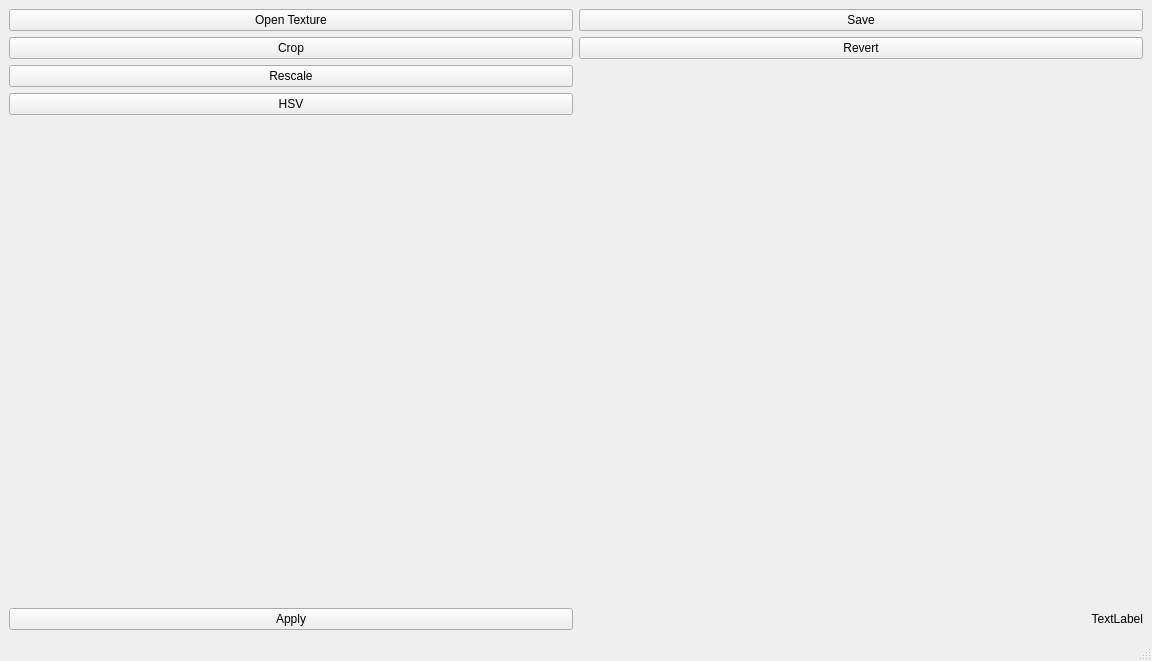
First picture: the form in mainwindow.ui, repository Uumutunal/Qt_Image_Editor, before the edit.
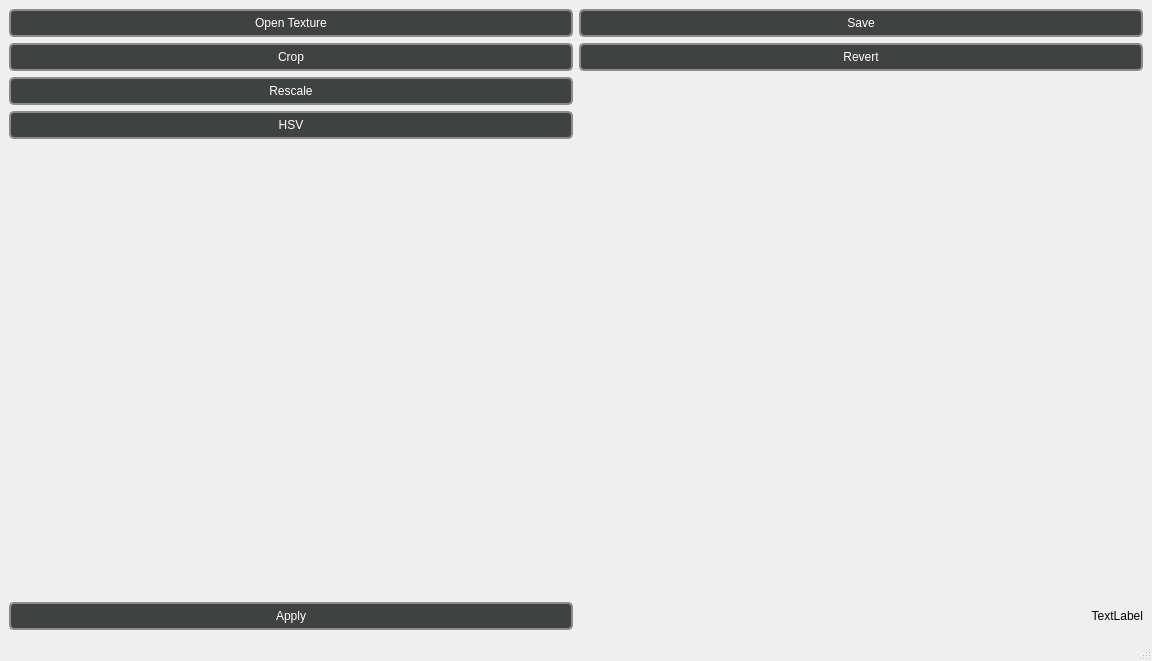
Second picture: the form after the edit.

Commit message: UI colors adjusted

```diff
--- a/mainwindow.ui
+++ b/mainwindow.ui
@@ -13,6 +13,25 @@
   <property name="windowTitle">
    <string>MainWindow</string>
   </property>
+  <property name="styleSheet">
+   <string notr="true">background-color: #292928;
+
+QPushButton {
+    border-radius: 10px; /* Adjust radius as needed */
+    background-color: #B0B0B0; /* Light gray */
+    color: white;
+    padding: 5px 10px;
+    border: 2px solid #8C8C8C; /* Darker gray border */
+}
+
+QPushButton:hover {
+    background-color: #A0A0A0; /* Slightly darker gray on hover */
+}
+
+QPushButton:pressed {
+    background-color: #909090; /* Even darker gray when pressed */
+}</string>
+  </property>
   <widget class="QWidget" name="centralwidget">
    <layout class="QHBoxLayout" name="horizontalLayout">
     <item>
@@ -22,6 +41,23 @@
      <layout class="QGridLayout" name="gridLayout">
       <item row="2" column="0">
        <widget class="QPushButton" name="pushButton_rescale">
+        <property name="styleSheet">
+         <string notr="true">QPushButton {
+    border-radius: 5px; /* Adjust radius as needed */
+    background-color: #404141; /* Light gray */
+    color: white;
+    padding: 5px 10px;
+    border: 2px solid #8C8C8C; /* Darker gray border */
+}
+
+QPushButton:hover {
+    background-color: #A0A0A0; /* Slightly darker gray on hover */
+}
+
+QPushButton:pressed {
+    background-color: #909090; /* Even darker gray when pressed */
+}</string>
+        </property>
         <property name="text">
          <string>Rescale</string>
         </property>
@@ -55,6 +91,23 @@
       </item>
       <item row="0" column="1">
        <widget class="QPushButton" name="pushButton_save">
+        <property name="styleSheet">
+         <string notr="true">QPushButton {
+    border-radius: 5px; /* Adjust radius as needed */
+    background-color: #404141; /* Light gray */
+    color: white;
+    padding: 5px 10px;
+    border: 2px solid #8C8C8C; /* Darker gray border */
+}
+
+QPushButton:hover {
+    background-color: #A0A0A0; /* Slightly darker gray on hover */
+}
+
+QPushButton:pressed {
+    background-color: #909090; /* Even darker gray when pressed */
+}</string>
+        </property>
         <property name="text">
          <string>Save</string>
         </property>
@@ -65,6 +118,23 @@
       </item>
       <item row="0" column="0">
        <widget class="QPushButton" name="pushButton">
+        <property name="styleSheet">
+         <string notr="true">QPushButton {
+    border-radius: 5px; /* Adjust radius as needed */
+    background-color: #404141; /* Light gray */
+    color: white;
+    padding: 5px 10px;
+    border: 2px solid #8C8C8C; /* Darker gray border */
+}
+
+QPushButton:hover {
+    background-color: #A0A0A0; /* Slightly darker gray on hover */
+}
+
+QPushButton:pressed {
+    background-color: #909090; /* Even darker gray when pressed */
+}</string>
+        </property>
         <property name="text">
          <string>Open Texture</string>
         </property>
@@ -75,6 +145,23 @@
       </item>
       <item row="1" column="0">
        <widget class="QPushButton" name="pushButton_crop">
+        <property name="styleSheet">
+         <string notr="true">QPushButton {
+    border-radius: 5px; /* Adjust radius as needed */
+    background-color: #404141; /* Light gray */
+    color: white;
+    padding: 5px 10px;
+    border: 2px solid #8C8C8C; /* Darker gray border */
+}
+
+QPushButton:hover {
+    background-color: #A0A0A0; /* Slightly darker gray on hover */
+}
+
+QPushButton:pressed {
+    background-color: #909090; /* Even darker gray when pressed */
+}</string>
+        </property>
         <property name="text">
          <string>Crop</string>
         </property>
@@ -82,6 +169,23 @@
       </item>
       <item row="5" column="0">
        <widget class="QPushButton" name="pushButton_apply">
+        <property name="styleSheet">
+         <string notr="true">QPushButton {
+    border-radius: 5px; /* Adjust radius as needed */
+    background-color: #404141; /* Light gray */
+    color: white;
+    padding: 5px 10px;
+    border: 2px solid #8C8C8C; /* Darker gray border */
+}
+
+QPushButton:hover {
+    background-color: #A0A0A0; /* Slightly darker gray on hover */
+}
+
+QPushButton:pressed {
+    background-color: #909090; /* Even darker gray when pressed */
+}</string>
+        </property>
         <property name="text">
          <string>Apply</string>
         </property>
@@ -99,6 +203,23 @@
       </item>
       <item row="1" column="1">
        <widget class="QPushButton" name="pushButton_revert">
+        <property name="styleSheet">
+         <string notr="true">QPushButton {
+    border-radius: 5px; /* Adjust radius as needed */
+    background-color: #404141; /* Light gray */
+    color: white;
+    padding: 5px 10px;
+    border: 2px solid #8C8C8C; /* Darker gray border */
+}
+
+QPushButton:hover {
+    background-color: #A0A0A0; /* Slightly darker gray on hover */
+}
+
+QPushButton:pressed {
+    background-color: #909090; /* Even darker gray when pressed */
+}</string>
+        </property>
         <property name="text">
          <string>Revert</string>
         </property>
@@ -106,6 +227,23 @@
       </item>
       <item row="3" column="0">
        <widget class="QPushButton" name="pushButton_HSV">
+        <property name="styleSheet">
+         <string notr="true">QPushButton {
+    border-radius: 5px; /* Adjust radius as needed */
+    background-color: #404141; /* Light gray */
+    color: white;
+    padding: 5px 10px;
+    border: 2px solid #8C8C8C; /* Darker gray border */
+}
+
+QPushButton:hover {
+    background-color: #A0A0A0; /* Slightly darker gray on hover */
+}
+
+QPushButton:pressed {
+    background-color: #909090; /* Even darker gray when pressed */
+}</string>
+        </property>
         <property name="text">
          <string>HSV</string>
         </property>
```
The commit also changes 10 other files.
